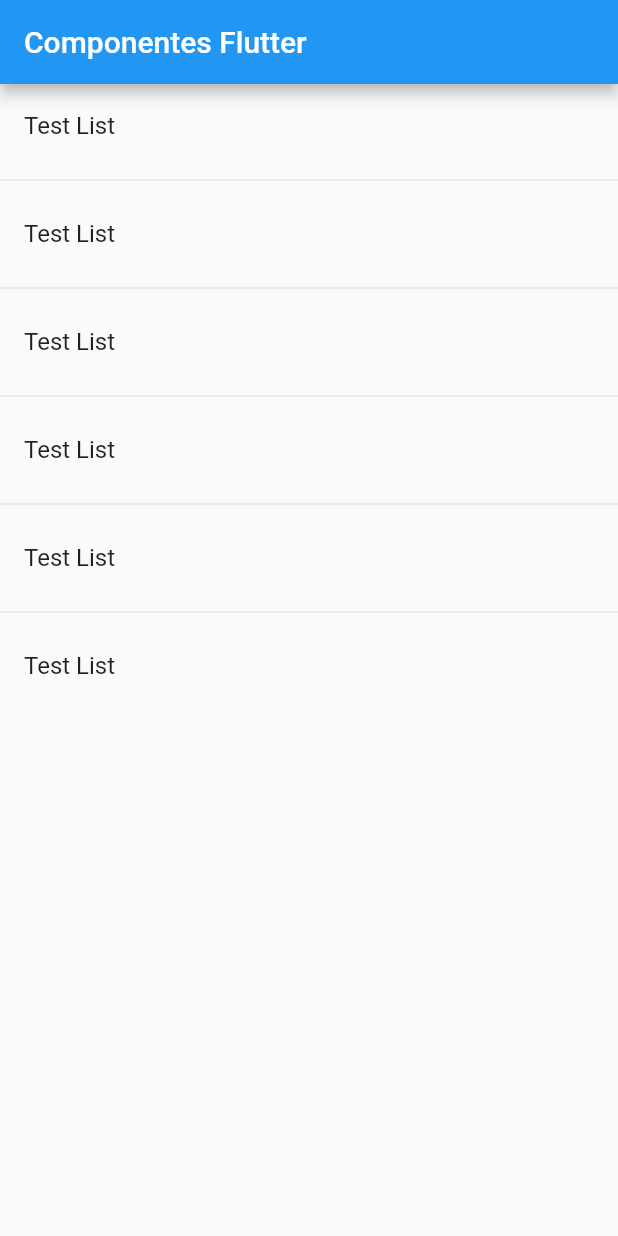
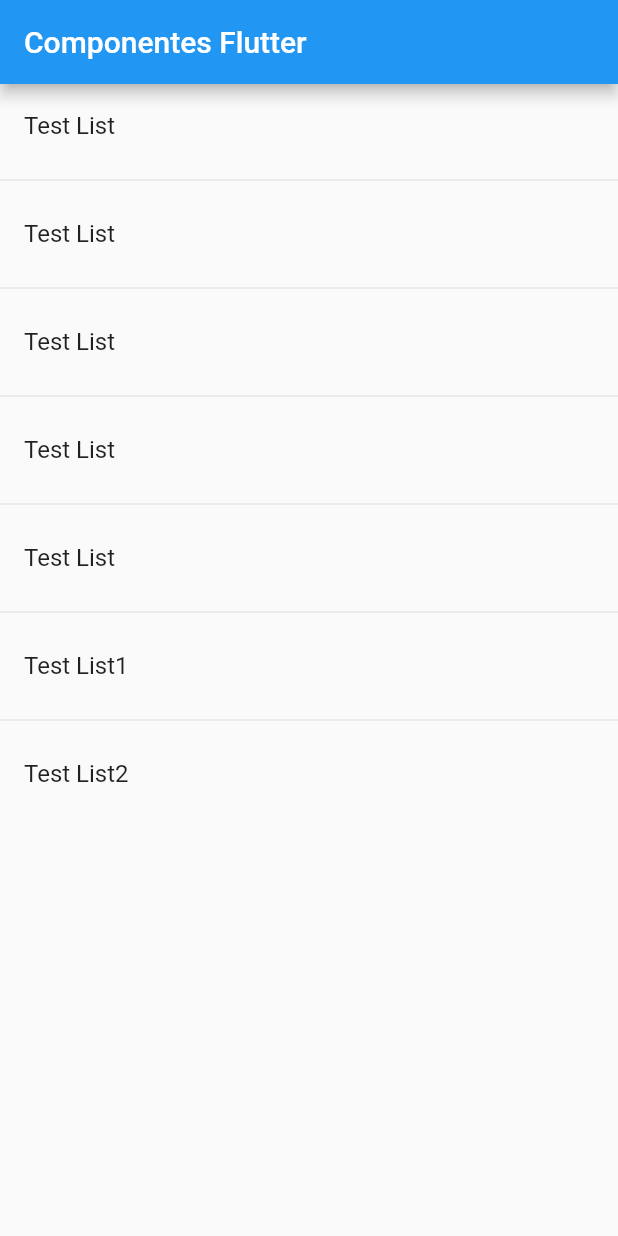
Before and after one commit to devetechnologies/components_dev, a Flutter app: the screen it shows after launch, on a phone screen of 412 x 824 dp. Run offline on Flutter 3.47's test engine with Material 2 defaults, Android fonts, the phone set to English and light mode, and no system bars.

Commit message:
update test2

```diff
--- a/lib/pages/home.dart
+++ b/lib/pages/home.dart
@@ -42,7 +42,11 @@ class Home extends StatelessWidget {
       ),
       Divider(),
       ListTile(
-        title: Text('Test List'),
+        title: Text('Test List1'),
+      ),
+      Divider(),
+      ListTile(
+        title: Text('Test List2'),
       ),
     ];
   }
```
